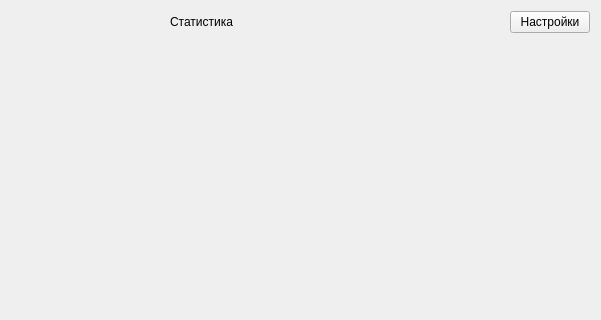
This is statisticswindow.ui in Sheron4ik/coursework as Qt 5 draws it before an edit; both pictures show x 199 to 800 and y 0 to 320 of the 800 by 600 pixel window. The edited form follows.
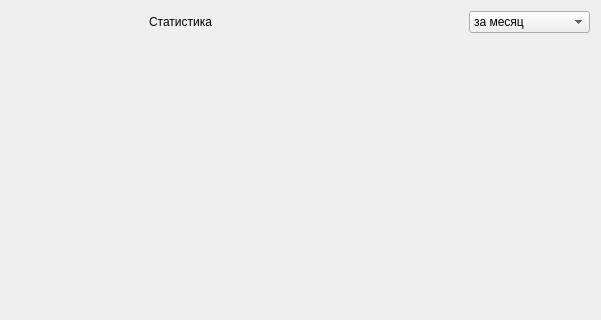
This is the edited form.

The edit to the form file:
```diff
--- a/statisticswindow.ui
+++ b/statisticswindow.ui
@@ -66,13 +66,28 @@
       </spacer>
      </item>
      <item>
-      <widget class="QPushButton" name="settings">
-       <property name="styleSheet">
-        <string notr="true"/>
+      <widget class="QComboBox" name="settings">
+       <property name="minimumSize">
+        <size>
+         <width>121</width>
+         <height>0</height>
+        </size>
        </property>
-       <property name="text">
-        <string>Настройки</string>
-       </property>
+       <item>
+        <property name="text">
+         <string>за месяц</string>
+        </property>
+       </item>
+       <item>
+        <property name="text">
+         <string>за день</string>
+        </property>
+       </item>
+       <item>
+        <property name="text">
+         <string>за всё время</string>
+        </property>
+       </item>
       </widget>
      </item>
     </layout>
```
Left out of the diff: 2 changed lines with no effect on the pictures.
